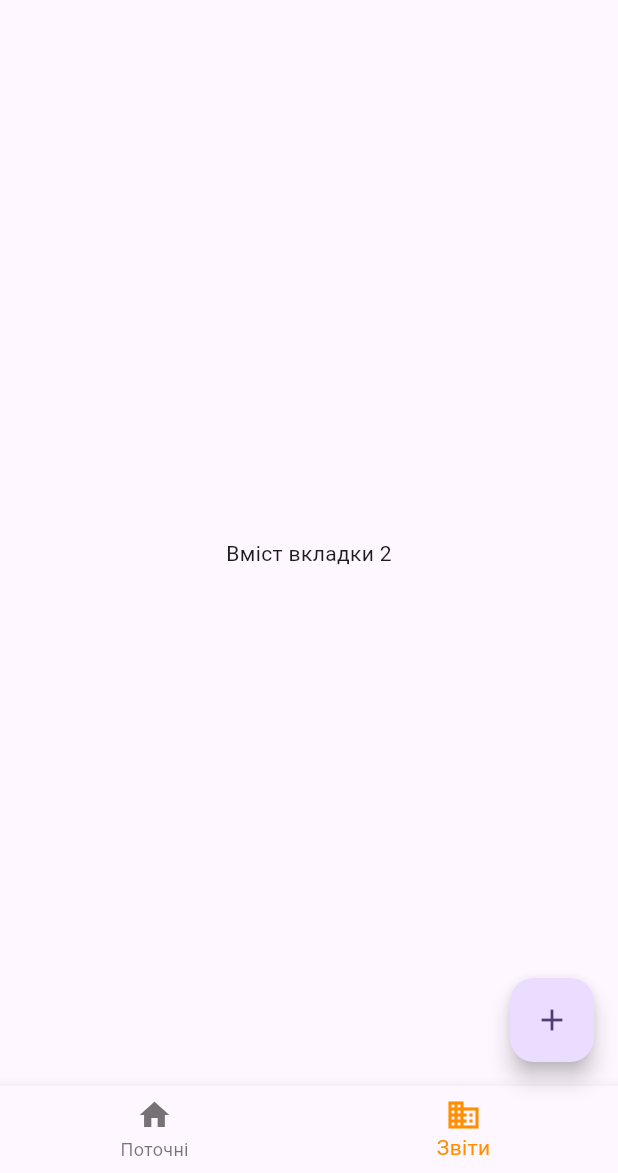
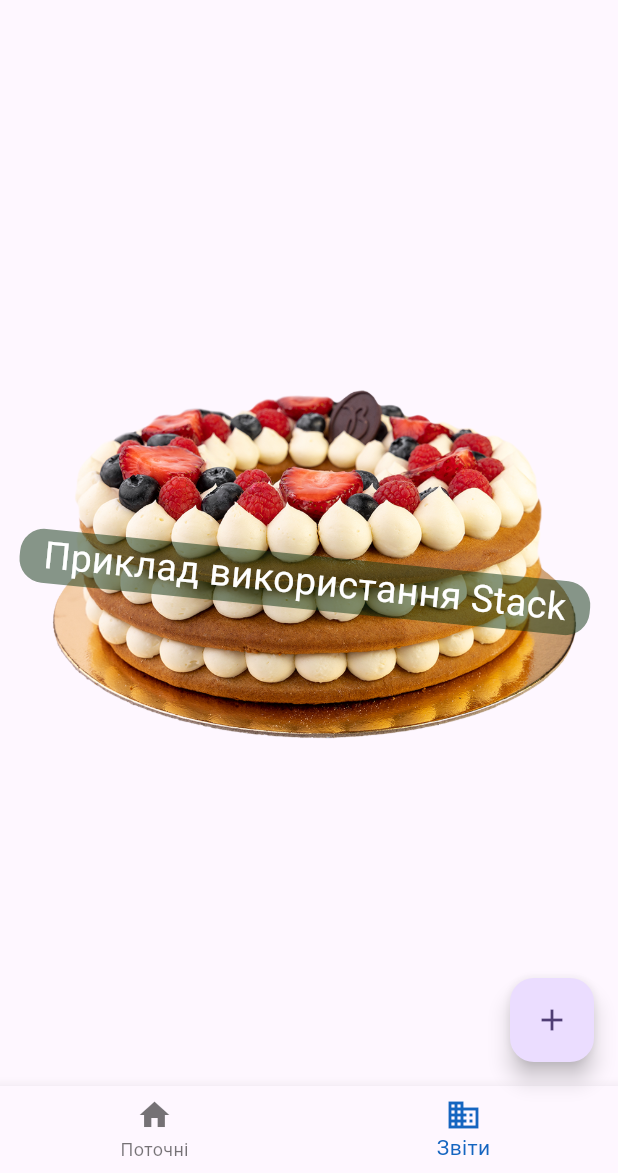
Before and after one commit to lizakolot12/MyFinances, a Flutter app: the screen it shows after launch, item 2 of the bottom bar chosen, on a phone screen of 412 x 824 dp, the part 63-1236 px from its top. Run offline on Flutter 3.47's test engine with Material 2 defaults, Android fonts, the phone set to English and light mode, and no system bars.

Commit message:
home task 9

```diff
--- a/lib/main.dart
+++ b/lib/main.dart
@@ -37,6 +37,7 @@ class _MyHomePageState extends State<MyHomePage> {
   bool stretch = true;
 
   void addNew() {
+    //for future screen
     setState(() {});
   }
 
@@ -74,37 +75,37 @@ class _MyHomePageState extends State<MyHomePage> {
             ),
           ],
           currentIndex: selectedIndex,
-            selectedItemColor: Colors.amber[800],
+          selectedItemColor: Colors.blue[800],
           onTap: onItemTapped,
         ),
         appBar: AppBar(
           title: const Text('Мої витрати'),
         ),
-          body: selectedIndex == 0
-              ? mySliver()
-              : const Center(
-                  child: Text('Вміст вкладки 2'),
+        body: selectedIndex == 0 ? buildBody() : buildStack(),
       ),
-
-        ));
+    );
   }
 
-  Widget mySliver(){
+  Widget buildBody() {
+    return LayoutBuilder(
+      builder: (BuildContext context, BoxConstraints constraints) {
+        if (constraints.maxWidth > 600) {
+          return gridSliver();
+        } else {
+          return listSliver();
+        }
+      },
+    );
+  }
+
+  Widget listSliver() {
     return CustomScrollView(
       physics: const BouncingScrollPhysics(),
       slivers: <Widget>[
         SliverAppBar(
           stretch: stretch,
-          onStretchTrigger: () async {
-            // Triggers when stretching
-          },
-          // [stretchTriggerOffset] describes the amount of overscroll that must occur
-          // to trigger [onStretchTrigger]
-          //
-          // Setting [stretchTriggerOffset] to a value of 300.0 will trigger
-          // [onStretchTrigger] when the user has overscrolled by 300.0 pixels.
-          stretchTriggerOffset: 300.0,
-          expandedHeight: 200.0,
+          stretchTriggerOffset: 100.0,
+          expandedHeight: 100.0,
           flexibleSpace: FlexibleSpaceBar(
             title: const Text('Що було куплено нещодавно',
                 style: TextStyle(shadows: <Shadow>[
@@ -113,35 +114,20 @@ class _MyHomePageState extends State<MyHomePage> {
                     blurRadius: 3.0,
                     color: Color.fromARGB(255, 0, 0, 0),
                   ),
-                  /*    Shadow(
-                          offset: Offset(10.0, 10.0),
-                          blurRadius: 8.0,
-                          color: Color.fromARGB(125, 0, 0, 255),
-                        )*/
                 ])),
             background:
                 Image.asset("assets/images/cake.png", fit: BoxFit.cover),
           ),
         ),
-        SliverList(
-          delegate: SliverChildBuilderDelegate(
-                (BuildContext context, int index) {
-              return TransactionItem(
-                transaction: list[index],
-                key: UniqueKey(),
-              );
-            },
-            childCount: list.length,
-          ),
-        ),
+        buildSliverList(),
       ],
     );
   }
 
-  Widget buildList() {
-    return ListView.builder(
-      itemCount: list.length,
-      itemBuilder: (BuildContext context, int index) {
+  Widget buildSliverList() {
+    return SliverList(
+      delegate: SliverChildBuilderDelegate(
+        (BuildContext context, int index) {
           return Dismissible(
               key: Key(list[index].name),
               onDismissed: (direction) {
@@ -152,12 +138,62 @@ class _MyHomePageState extends State<MyHomePage> {
                 key: UniqueKey(),
               ));
         },
+        childCount: list.length,
+      ),
     );
   }
 
-  Widget createBody() {
-    return Column(
-      children: <Widget>[const Text('Some UI'), Expanded(child: buildList())],
+  Widget gridSliver() {
+    return CustomScrollView(
+      physics: const BouncingScrollPhysics(),
+      slivers: <Widget>[
+        buildSliverGrid(),
+      ],
+    );
+  }
+
+  Widget buildSliverGrid() {
+    return SliverGrid(
+      delegate: SliverChildBuilderDelegate(
+        (BuildContext context, int index) {
+          return Container(
+            alignment: Alignment.center,
+            child: TransactionGridItem(
+              transaction: list[index],
+              key: UniqueKey(),
+            ),
+          );
+        },
+        childCount: list.length,
+      ),
+      gridDelegate: const SliverGridDelegateWithFixedCrossAxisCount(
+        crossAxisCount: 3,
+        mainAxisSpacing: 8,
+        crossAxisSpacing: 8,
+        childAspectRatio: (1 / .4),
+      ),
+    );
+  }
+
+  Widget buildStack() {
+    return Stack(
+      children: <Widget>[
+        Center(
+            child:
+                Image.asset("assets/images/cake.png", fit: BoxFit.fitHeight)),
+        Center(
+          child: Container(
+              padding: const EdgeInsets.symmetric(horizontal: 16.0),
+              transform: Matrix4.rotationZ(0.1),
+              decoration: BoxDecoration(
+                  color: const Color(0xFF0E3311).withOpacity(0.5),
+                  borderRadius: BorderRadius.circular(16)),
+              child: const Text(
+                "Приклад використання Stack",
+                style: TextStyle(fontSize: 25, color: Colors.white),
+              )),
+        ),
+      ],
     );
   }
 }
```
Also changed, not shown: lib/items.dart (+67 -4 lines). Lines whose indentation alone changed are shown as unchanged.
